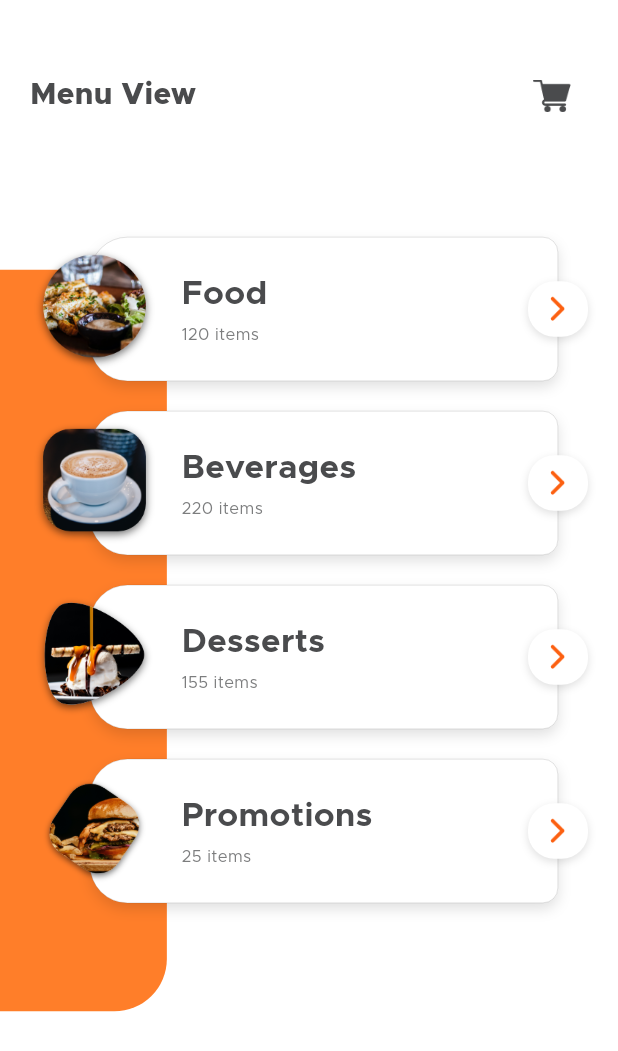
After one commit to Farojeh/food-delivery-App, a Flutter app: the MenuView screen opened directly, on a phone screen of 412 x 824 dp. The commit adds this screen. Shown: the top 1051 px of the screen. Run offline on Flutter 3.47's test engine with Material 3 defaults, Android fonts, the phone set to English and light mode, and no system bars; our stand-ins replace awesome_snackbar_content, bloc, carousel_slider, device_preview, flutter_bloc, flutter_svg and 3 more; accounts and stored records are empty.

Commit message:
Menu View

```diff
--- /dev/null
+++ b/lib/Menu_view/controller/menu_item.dart
@@ -0,0 +1,7 @@
+class MenuItem {
+  final String name ;
+  final String image ;
+  final String count ;
+
+  MenuItem({required this.name, required this.image, required this.count});
+}
--- /dev/null
+++ b/lib/Menu_view/cubit/menu_cubit.dart
@@ -0,0 +1,11 @@
+import 'package:advanced_project/Menu_view/controller/menu_item.dart';
+import 'package:bloc/bloc.dart';
+import 'package:flutter/material.dart';
+import 'package:meta/meta.dart';
+
+part 'menu_state.dart';
+
+class MenuCubit extends Cubit<MenuState> {
+  MenuCubit() : super(MenuInitial());
+
+}
--- /dev/null
+++ b/lib/Menu_view/cubit/menu_state.dart
@@ -0,0 +1,14 @@
+part of 'menu_cubit.dart';
+
+@immutable
+sealed class MenuState {}
+
+final class MenuInitial extends MenuState {
+  final List menuArr = [
+    MenuItem(name: "Food", image: "assets/images/menu_1.png", count: "120"),
+    MenuItem(name: "Beverages", image: "assets/images/menu_2.png", count: "220"),
+    MenuItem(name: "Desserts", image: "assets/images/menu_3.png", count: "155"),
+    MenuItem(name: "Promotions", image: "assets/images/menu_4.png", count: "25"),
+  ];
+
+}
--- a/lib/Menu_view/menu_view.dart
+++ b/lib/Menu_view/menu_view.dart
@@ -1,15 +1,17 @@
+import 'package:advanced_project/Menu_view/cubit/menu_cubit.dart';
+import 'package:advanced_project/Menu_view/widget/back_ground_menu_view.dart';
+import 'package:advanced_project/Menu_view/widget/menu_view_body.dart';
 import 'package:flutter/material.dart';
+import 'package:flutter_bloc/flutter_bloc.dart';
 
 class MenuView extends StatelessWidget {
   const MenuView({super.key});
 
   @override
   Widget build(BuildContext context) {
-    return Scaffold(
-      body: Container(
-        alignment: Alignment.center,
-        child: Text("Menu Page "),
-      ),
+    return BlocProvider(
+      create: (context) => MenuCubit(),
+      child: const Scaffold(body: BackGroundMenuView(restbody: MenuViewBody())),
     );
   }
 }
--- /dev/null
+++ b/lib/Menu_view/widget/back_ground_menu_view.dart
@@ -0,0 +1,30 @@
+import 'package:advanced_project/utils/colors.dart';
+import 'package:flutter/material.dart';
+
+class BackGroundMenuView extends StatelessWidget {
+  final Widget restbody;
+  const BackGroundMenuView({super.key, required this.restbody});
+
+  @override
+  Widget build(BuildContext context) {
+    var media = MediaQuery.of(context).size;
+    return Container(
+        color: ColorsMe.white,
+        height: media.height,
+        width: media.width,
+        child: Stack(alignment: Alignment.centerLeft, children: [
+          Container(
+            margin: const EdgeInsets.only(top: 30),
+            width: media.width * 0.27,
+            height: media.height * 0.6,
+            decoration: BoxDecoration(
+              color: ColorsMe.primaryback,
+              borderRadius: const BorderRadius.only(
+                  topRight: Radius.circular(35),
+                  bottomRight: Radius.circular(35)),
+            ),
+          ),
+          restbody
+        ]));
+  }
+}
--- /dev/null
+++ b/lib/Menu_view/widget/menu_item_design.dart
@@ -0,0 +1,27 @@
+import 'package:flutter/material.dart';
+
+class MenuItemDesign extends StatelessWidget {
+  const MenuItemDesign({super.key});
+
+  @override
+  Widget build(BuildContext context) {
+    var media = MediaQuery.of(context).size ;
+    return Container(
+      margin: const EdgeInsets.only(top: 10, bottom: 10, right: 20),
+      width: media.width - 100,
+      height: 96,
+      decoration: BoxDecoration(
+          color: Colors.white,
+          borderRadius: const BorderRadius.only(
+              topLeft: Radius.circular(25),
+              bottomLeft: Radius.circular(25),
+              topRight: Radius.circular(10),
+              bottomRight: Radius.circular(10)),
+          border: Border.all(width: 0.2, color: Colors.black38),
+          boxShadow: const [
+            BoxShadow(
+                color: Colors.black12, blurRadius: 7, offset: Offset(0, 4))
+          ]),
+    );
+  }
+}
--- /dev/null
+++ b/lib/Menu_view/widget/menu_item_list.dart
@@ -0,0 +1,51 @@
+import 'package:advanced_project/Menu_view/controller/menu_item.dart';
+import 'package:advanced_project/Menu_view/cubit/menu_cubit.dart';
+import 'package:advanced_project/Menu_view/widget/menu_item_design.dart';
+import 'package:advanced_project/Menu_view/widget/menu_item_row.dart';
+import 'package:flutter/material.dart';
+import 'package:flutter_bloc/flutter_bloc.dart';
+
+class MenuItemList extends StatelessWidget {
+  const MenuItemList({super.key});
+
+  @override
+  Widget build(BuildContext context) {
+    return BlocBuilder<MenuCubit, MenuState>(
+      builder: (context, state) {
+        if (state is MenuInitial) {
+          return ListView.builder(
+              padding: const EdgeInsets.symmetric(vertical: 15, horizontal: 20),
+              physics: const NeverScrollableScrollPhysics(),
+              shrinkWrap: true,
+              itemCount: state.menuArr.length,
+              itemBuilder: ((context, index) {
+                MenuItem mObj = state.menuArr[index];
+                return GestureDetector(
+                  onTap: () {
+                    // Navigator.push(
+                    //   context,
+                    //   MaterialPageRoute(
+                    //     builder: (context) => MenuItemsView(
+                    //       mObj: mObj,
+                    //     ),
+                    //   ),
+                    // );
+                  },
+                  child: Stack(
+                    alignment: Alignment.centerRight,
+                    children: [
+                      const MenuItemDesign(),
+                      MenuItemRow(
+                        mObj: mObj,
+                      )
+                    ],
+                  ),
+                );
+              }));
+        } else {
+          return Container();
+        }
+      },
+    );
+  }
+}
--- /dev/null
+++ b/lib/Menu_view/widget/menu_item_row.dart
@@ -0,0 +1,65 @@
+import 'package:advanced_project/Menu_view/controller/menu_item.dart';
+import 'package:advanced_project/utils/colors.dart';
+import 'package:flutter/material.dart';
+
+class MenuItemRow extends StatelessWidget {
+  final MenuItem mObj;
+  const MenuItemRow({super.key, required this.mObj});
+
+  @override
+  Widget build(BuildContext context) {
+    return Row(
+      mainAxisAlignment: MainAxisAlignment.start,
+      crossAxisAlignment: CrossAxisAlignment.center,
+      children: [
+        Image.asset(
+          mObj.image.toString(),
+          width: 86,
+          height: 86,
+          fit: BoxFit.contain,
+        ),
+        const SizedBox(
+          width: 15,
+        ),
+        Expanded(
+          child: Column(
+            crossAxisAlignment: CrossAxisAlignment.start,
+            children: [
+              Text(
+                mObj.name.toString(),
+                style: TextStyle(
+                    color: ColorsMe.primaryText,
+                    fontSize: 22,
+                    fontWeight: FontWeight.w700),
+              ),
+              const SizedBox(
+                height: 4,
+              ),
+              Text(
+                "${mObj.count.toString()} items",
+                style: TextStyle(color: ColorsMe.sectext, fontSize: 11),
+              ),
+            ],
+          ),
+        ),
+        Container(
+          width: 40,
+          height: 37,
+          decoration: BoxDecoration(
+              color: Colors.white,
+              borderRadius: BorderRadius.circular(17.5),
+              boxShadow: const [
+                BoxShadow(
+                    color: Colors.black12, blurRadius: 4, offset: Offset(0, 2))
+              ]),
+          alignment: Alignment.center,
+          child: Image.asset(
+            "assets/images/btn_next.png",
+            width: 17,
+            height: 17,
+          ),
+        ),
+      ],
+    );
+  }
+}
--- /dev/null
+++ b/lib/Menu_view/widget/menu_view_body.dart
@@ -0,0 +1,34 @@
+import 'package:advanced_project/Menu_view/widget/menu_item_list.dart';
+import 'package:advanced_project/home/widget/top_home_view.dart';
+import 'package:flutter/material.dart';
+
+class MenuViewBody extends StatelessWidget {
+  const MenuViewBody({super.key});
+
+  @override
+  Widget build(BuildContext context) {
+    var media = MediaQuery.of(context).size;
+    return SingleChildScrollView(
+        child: Container(
+          alignment: Alignment.topCenter,
+          height: media.height,
+          width: media.width,
+          child:const Column(
+            mainAxisAlignment: MainAxisAlignment.start,
+            children: [
+               SizedBox(
+                height: 40,
+              ),
+               TopHomeView(
+                title: "Menu View ",
+              ),
+               SizedBox(
+                height: 45,
+              ),
+              MenuItemList()
+               ],
+          ),
+        ),
+      );
+  }
+}
--- a/lib/home/home_view.dart
+++ b/lib/home/home_view.dart
@@ -18,6 +18,7 @@ class HomeView extends StatelessWidget {
     return BlocProvider(
       create: (context) => CategoryCubit(),
       child: Scaffold(
+        backgroundColor: Colors.white,
           body: SingleChildScrollView(
         child: Padding(
           padding: const EdgeInsets.symmetric(vertical: 20),
@@ -27,7 +28,7 @@ class HomeView extends StatelessWidget {
               const SizedBox(
                 height: 15,
               ),
-              const TopHomeView(),
+              const TopHomeView(title: "Good morning Akila",),
               const SizedBox(
                 height: 15,
               ),
--- a/lib/home/widget/top_home_view.dart
+++ b/lib/home/widget/top_home_view.dart
@@ -2,7 +2,8 @@ import 'package:advanced_project/utils/colors.dart';
 import 'package:flutter/material.dart';
 
 class TopHomeView extends StatelessWidget {
-  const TopHomeView({super.key});
+  final String title;
+  const TopHomeView({super.key, required this.title});
 
   @override
   Widget build(BuildContext context) {
@@ -12,7 +13,7 @@ class TopHomeView extends StatelessWidget {
         mainAxisAlignment: MainAxisAlignment.spaceBetween,
         children: [
           Text(
-            "Good morning Akila",
+            title,
             style: TextStyle(
                 color: ColorsMe.primaryText,
                 fontSize: 20,
--- a/lib/main_tab_view/widget/custom_bottom_bar.dart
+++ b/lib/main_tab_view/widget/custom_bottom_bar.dart
@@ -12,7 +12,10 @@ class CustomBottomBar extends StatelessWidget {
     return BlocBuilder<TabCubitCubit, TabCubitState>(
       builder: (context, state) {
         var cubit = context.read<TabCubitCubit>();
-        return BottomAppBar(
+        return Container(
+          color: Colors.white,
+          child: BottomAppBar(
+            color: const Color.fromARGB(255, 234, 233, 233),
             surfaceTintColor: ColorsMe.white,
             shadowColor: Colors.black,
             elevation: 1,
@@ -58,6 +61,7 @@ class CustomBottomBar extends StatelessWidget {
                 ],
               ),
             ),
+          ),
         );
       },
     );
```
Also changed, not shown: assets/images/btn_next.png (added), assets/images/menu_1.png (added), assets/images/menu_2.png (added), assets/images/menu_3.png (added), assets/images/menu_4.png (added). Lines whose indentation alone changed are shown as unchanged.
